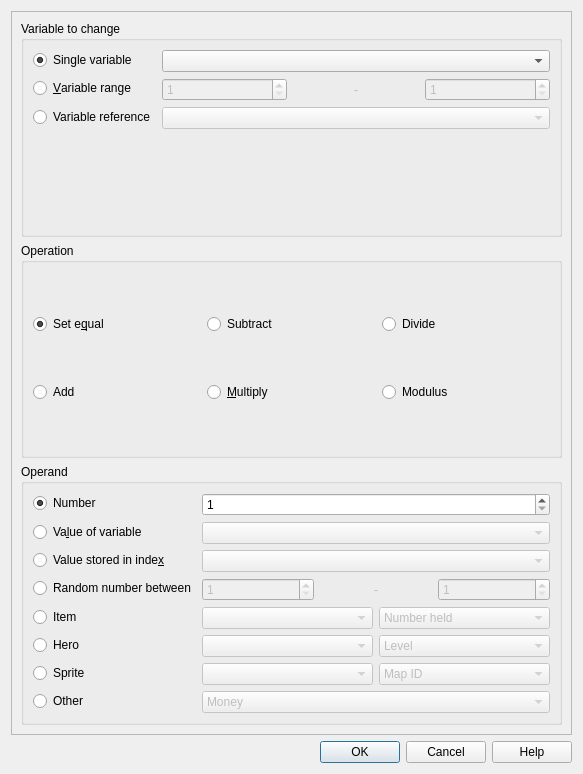
Before: the Qt Designer form src/ui/commands/variable_operations_widget.ui in EasyRPG/Editor, drawn with Qt 5.
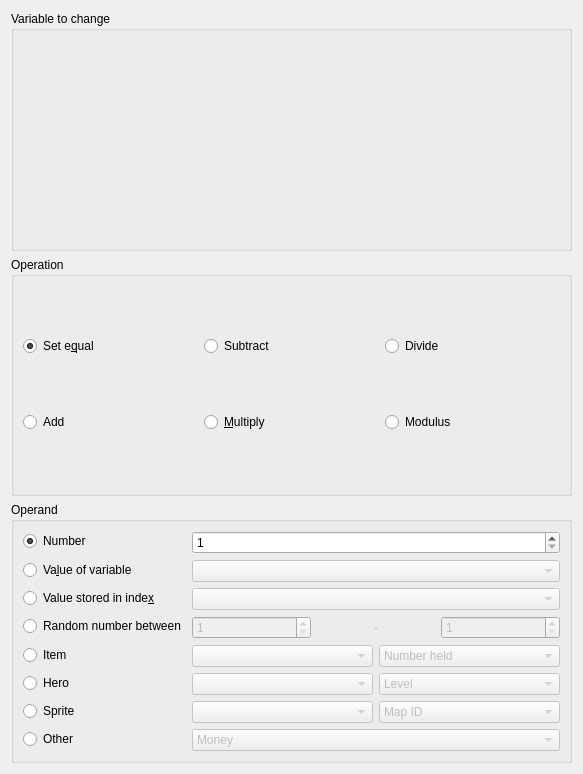
After: the same form once the commit is applied. Custom widgets are drawn as their Qt base class.

Commit message: Variable Event Command: Use OperandWidget

```diff
--- a/src/ui/commands/variable_operations_widget.ui
+++ b/src/ui/commands/variable_operations_widget.ui
@@ -1,10 +1,7 @@
 <?xml version="1.0" encoding="UTF-8"?>
 <ui version="4.0">
  <class>VariableOperationsWidget</class>
- <widget class="QDialog" name="VariableOperationsWidget">
-  <property name="windowModality">
-   <enum>Qt::WindowModal</enum>
-  </property>
+ <widget class="QWidget" name="VariableOperationsWidget">
   <property name="geometry">
    <rect>
     <x>0</x>
@@ -21,96 +18,13 @@
   </property>
   <layout class="QVBoxLayout" name="verticalLayout">
    <item>
-    <widget class="QFrame" name="frame">
-     <property name="frameShape">
-      <enum>QFrame::StyledPanel</enum>
-     </property>
-     <property name="frameShadow">
-      <enum>QFrame::Raised</enum>
-     </property>
-     <layout class="QVBoxLayout" name="verticalLayout_2">
-      <item>
        <widget class="QGroupBox" name="groupBox">
         <property name="title">
          <string>Variable to change</string>
         </property>
-        <layout class="QFormLayout" name="formLayout">
-         <item row="0" column="0">
-          <widget class="QRadioButton" name="var_box_single">
-           <property name="text">
-            <string>Single variable</string>
-           </property>
-           <property name="checked">
-            <bool>true</bool>
-           </property>
-          </widget>
-         </item>
-         <item row="0" column="1">
-          <widget class="VariableRpgComboBox" name="var_single"/>
-         </item>
-         <item row="1" column="0">
-          <widget class="QRadioButton" name="var_box_range">
-           <property name="text">
-            <string>&amp;Variable range</string>
-           </property>
-          </widget>
-         </item>
-         <item row="1" column="1">
-          <layout class="QHBoxLayout" name="horizontalLayout">
+     <layout class="QVBoxLayout" name="verticalLayout_2">
            <item>
-            <widget class="QSpinBox" name="var_range_from">
-             <property name="enabled">
-              <bool>false</bool>
-             </property>
-             <property name="minimum">
-              <number>1</number>
-             </property>
-             <property name="maximum">
-              <number>999</number>
-             </property>
-            </widget>
-           </item>
-           <item>
-            <widget class="QLabel" name="var_range_label">
-             <property name="enabled">
-              <bool>false</bool>
-             </property>
-             <property name="text">
-              <string>-</string>
-             </property>
-             <property name="alignment">
-              <set>Qt::AlignCenter</set>
-             </property>
-            </widget>
-           </item>
-           <item>
-            <widget class="QSpinBox" name="var_range_to">
-             <property name="enabled">
-              <bool>false</bool>
-             </property>
-             <property name="minimum">
-              <number>1</number>
-             </property>
-             <property name="maximum">
-              <number>999</number>
-             </property>
-            </widget>
-           </item>
-          </layout>
-         </item>
-         <item row="2" column="0">
-          <widget class="QRadioButton" name="var_box_ref">
-           <property name="text">
-            <string>Variable reference</string>
-           </property>
-          </widget>
-         </item>
-         <item row="2" column="1">
-          <widget class="VariableRpgComboBox" name="var_ref">
-           <property name="enabled">
-            <bool>false</bool>
-           </property>
-          </widget>
+       <widget class="VariableOperationOperandWidget" name="operandVariable_arg0" native="true"/>
          </item>
         </layout>
        </widget>
@@ -532,23 +446,13 @@
       </item>
      </layout>
     </widget>
-   </item>
-   <item>
-    <widget class="QDialogButtonBox" name="buttonBox">
-     <property name="orientation">
-      <enum>Qt::Horizontal</enum>
-     </property>
-     <property name="standardButtons">
-      <set>QDialogButtonBox::Cancel|QDialogButtonBox::Help|QDialogButtonBox::Ok</set>
-     </property>
-     <property name="centerButtons">
-      <bool>false</bool>
-     </property>
-    </widget>
-   </item>
-  </layout>
- </widget>
  <customwidgets>
+  <customwidget>
+   <class>VariableOperationOperandWidget</class>
+   <extends>QWidget</extends>
+   <header>ui/common/operand_widget.h</header>
+   <container>1</container>
+  </customwidget>
   <customwidget>
    <class>VariableRpgComboBox</class>
    <extends>QComboBox</extends>
@@ -564,6 +468,11 @@
    <extends>QComboBox</extends>
    <header>ui/common/rpg_combobox.h</header>
   </customwidget>
+  <customwidget>
+   <class>RpgSpinBox</class>
+   <extends>QSpinBox</extends>
+   <header>ui/common/rpg_spinbox.h</header>
+  </customwidget>
  </customwidgets>
  <resources/>
  <connections>
```
Left out of the diff: 348 changed lines with no effect on the pictures. Lines whose indentation alone changed are shown as unchanged. The commit also changes 2 other files.
